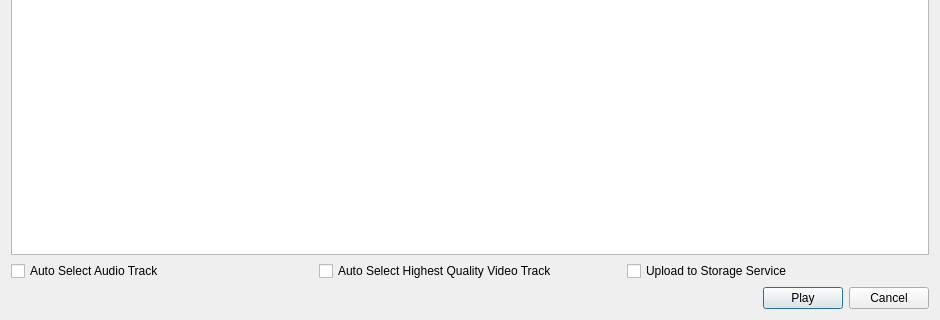
Above: src/desktop/ui/playdialog.ui from missdeer/imchenwen before the change; both pictures show x 0 to 940 and y 309 to 629 of the 940 by 629 pixel window. Below: the same form after it.
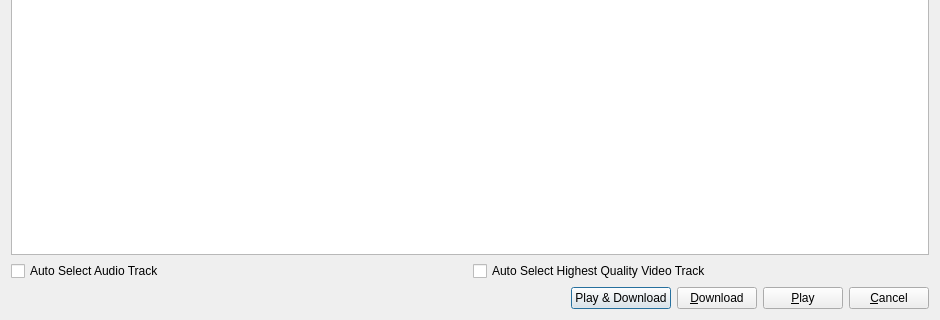
That is the form after the change.

Commit message: (*)adjust play dialog UI

What changed in the file:
```diff
--- a/src/desktop/ui/playdialog.ui
+++ b/src/desktop/ui/playdialog.ui
@@ -104,34 +104,54 @@
        </property>
       </widget>
      </item>
-     <item>
-      <widget class="QCheckBox" name="cbUploadToStorageService">
-       <property name="text">
-        <string>Upload to Storage Service</string>
-       </property>
-      </widget>
-     </item>
     </layout>
    </item>
    <item>
-    <layout class="QHBoxLayout" name="horizontalLayout_2" stretch="1,0,0">
+    <layout class="QHBoxLayout" name="horizontalLayout_2" stretch="0,0,0,0,0">
      <item>
-      <widget class="QWidget" name="widget" native="true"/>
+      <spacer name="horizontalSpacer">
+       <property name="orientation">
+        <enum>Qt::Horizontal</enum>
+       </property>
+       <property name="sizeHint" stdset="0">
+        <size>
+         <width>40</width>
+         <height>20</height>
+        </size>
+       </property>
+      </spacer>
      </item>
      <item>
-      <widget class="QPushButton" name="btnPlay">
+      <widget class="QPushButton" name="btnPlayDownload">
        <property name="text">
-        <string>Play</string>
+        <string>Play &amp;&amp; Download</string>
        </property>
        <property name="default">
         <bool>true</bool>
        </property>
       </widget>
      </item>
+     <item>
+      <widget class="QPushButton" name="btnDownload">
+       <property name="text">
+        <string>&amp;Download</string>
+       </property>
+      </widget>
+     </item>
+     <item>
+      <widget class="QPushButton" name="btnPlay">
+       <property name="text">
+        <string>&amp;Play</string>
+       </property>
+       <property name="default">
+        <bool>false</bool>
+       </property>
+      </widget>
+     </item>
      <item>
       <widget class="QPushButton" name="btnCancel">
        <property name="text">
-        <string>Cancel</string>
+        <string>&amp;Cancel</string>
        </property>
       </widget>
      </item>
```
The commit also changes 4 other files.
